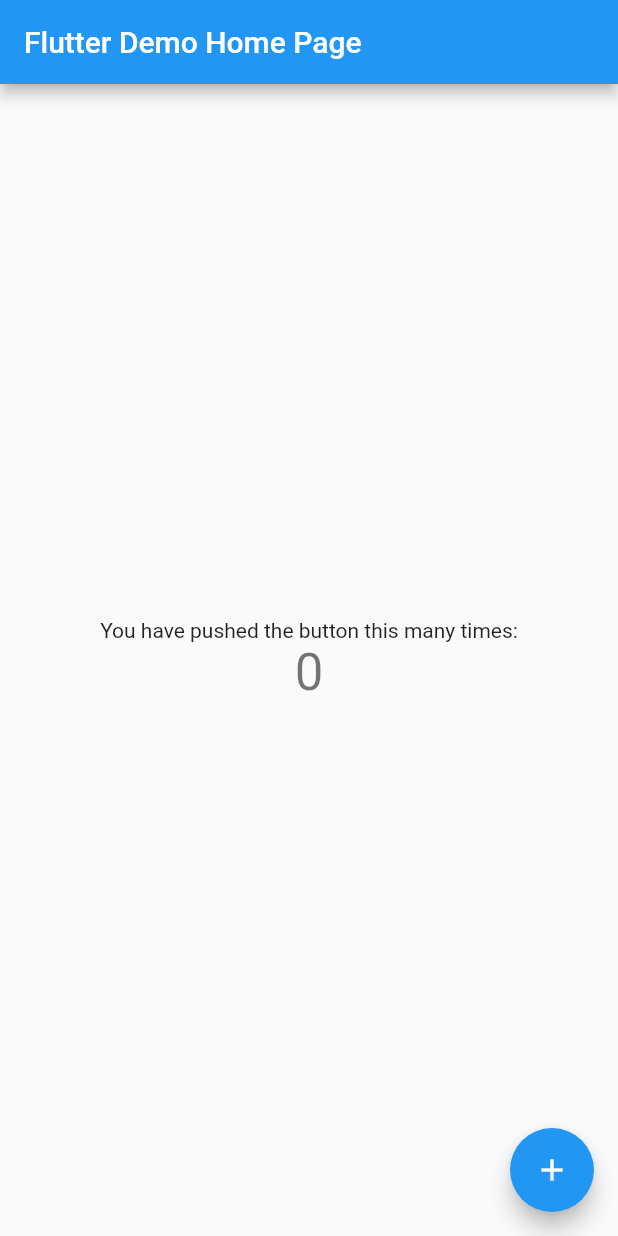
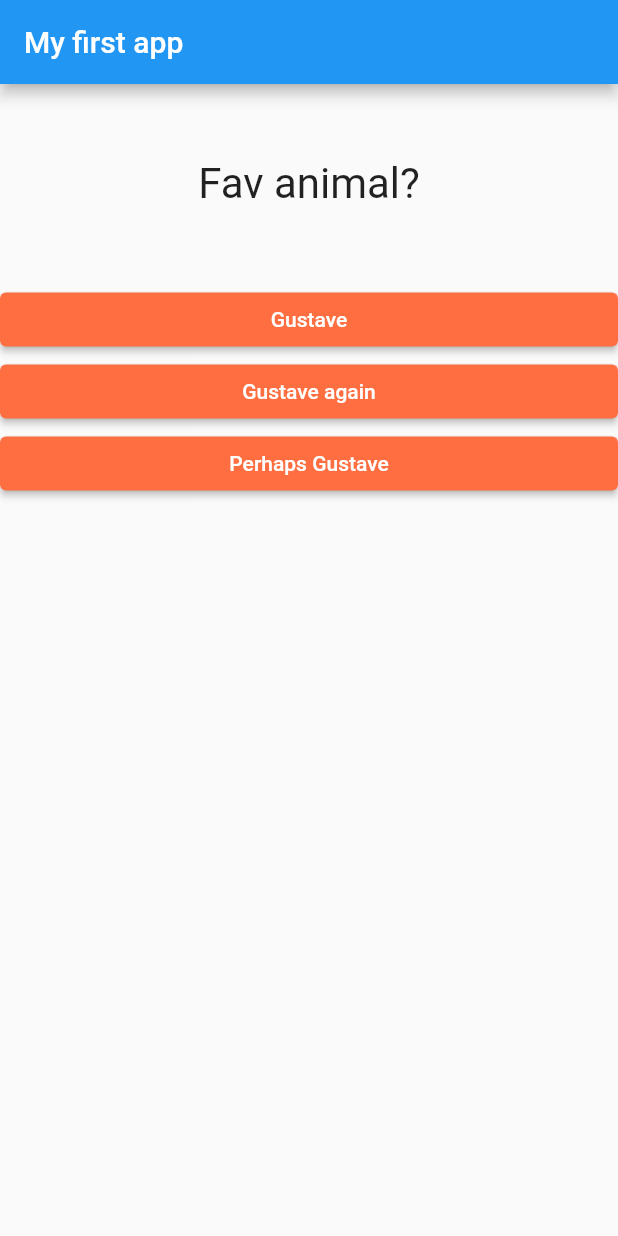
Before and after one commit to whisust/udemy-flutter, a Flutter app: the screen it shows after launch, on a phone screen of 412 x 824 dp. Run offline on Flutter 3.47's test engine with Material 2 defaults, Android fonts, the phone set to English and light mode, and no system bars.

Commit message:
implement the quizz app up to the end

```diff
--- /dev/null
+++ b/first_app/lib/answer.dart
@@ -0,0 +1,23 @@
+import 'package:flutter/material.dart';
+
+class Answer extends StatelessWidget {
+  final String label;
+  final Function selectHandler;
+
+  Answer(this.label, this.selectHandler);
+
+  @override
+  Widget build(BuildContext context) {
+    return Container(
+        width: double.infinity,
+        child: ElevatedButton(
+          style: ElevatedButton.styleFrom(primary: Colors.deepOrangeAccent),
+          child: Text(label),
+          onPressed: () {
+            selectHandler();
+          },
+        ));
+    // TODO: implement build
+    throw UnimplementedError();
+  }
+}
--- a/first_app/lib/main.dart
+++ b/first_app/lib/main.dart
@@ -1,115 +1,67 @@
 import 'package:flutter/material.dart';
+
+import 'quiz.dart';
+import 'result.dart';
 
 void main() {
   runApp(const MyApp());
 }
 
-class MyApp extends StatelessWidget {
+class MyApp extends StatefulWidget {
   const MyApp({Key? key}) : super(key: key);
 
-  // This widget is the root of your application.
   @override
-  Widget build(BuildContext context) {
-    return MaterialApp(
-      title: 'Flutter Demo',
-      theme: ThemeData(
-        // This is the theme of your application.
-        //
-        // Try running your application with "flutter run". You'll see the
-        // application has a blue toolbar. Then, without quitting the app, try
-        // changing the primarySwatch below to Colors.green and then invoke
-        // "hot reload" (press "r" in the console where you ran "flutter run",
-        // or simply save your changes to "hot reload" in a Flutter IDE).
-        // Notice that the counter didn't reset back to zero; the application
-        // is not restarted.
-        primarySwatch: Colors.blue,
-      ),
-      home: const MyHomePage(title: 'Flutter Demo Home Page'),
-    );
+  State<StatefulWidget> createState() {
+    return MyAppState();
   }
 }
 
-class MyHomePage extends StatefulWidget {
-  const MyHomePage({Key? key, required this.title}) : super(key: key);
+class MyAppState extends State<MyApp> {
+  var _questionIndex = 0;
+  var _totalScore = 0;
+  final _questions = const [
+    {
+      'question': 'Fav animal?',
+      'answers': [
+        {'text': 'Gustave', 'score': 5},
+        {'text': 'Gustave again', 'score': 10},
+        {'text': 'Perhaps Gustave', 'score': 2}
+      ],
+    },
+    {
+      'question': 'Fav color?',
+      'answers': [
+        {'text': 'Blue', 'score': 10},
+        {'text': 'Red', 'score': 15},
+        {'text': 'Green', 'score': 8},
+      ],
+    }
+  ];
 
-  // This widget is the home page of your application. It is stateful, meaning
-  // that it has a State object (defined below) that contains fields that affect
-  // how it looks.
+  void answerQuestion(int score) {
+    _totalScore += score;
+    setState(() {
+      _questionIndex = _questionIndex + 1;
+    });
+  }
 
-  // This class is the configuration for the state. It holds the values (in this
-  // case the title) provided by the parent (in this case the App widget) and
-  // used by the build method of the State. Fields in a Widget subclass are
-  // always marked "final".
-
-  final String title;
-
-  @override
-  State<MyHomePage> createState() => _MyHomePageState();
-}
-
-class _MyHomePageState extends State<MyHomePage> {
-  int _counter = 0;
-
-  void _incrementCounter() {
+  void _resetQuiz() {
     setState(() {
-      // This call to setState tells the Flutter framework that something has
-      // changed in this State, which causes it to rerun the build method below
-      // so that the display can reflect the updated values. If we changed
-      // _counter without calling setState(), then the build method would not be
-      // called again, and so nothing would appear to happen.
-      _counter++;
+      _totalScore = 0;
+      _questionIndex = 0;
     });
   }
 
   @override
   Widget build(BuildContext context) {
-    // This method is rerun every time setState is called, for instance as done
-    // by the _incrementCounter method above.
-    //
-    // The Flutter framework has been optimized to make rerunning build methods
-    // fast, so that you can just rebuild anything that needs updating rather
-    // than having to individually change instances of widgets.
-    return Scaffold(
-      appBar: AppBar(
-        // Here we take the value from the MyHomePage object that was created by
-        // the App.build method, and use it to set our appbar title.
-        title: Text(widget.title),
-      ),
-      body: Center(
-        // Center is a layout widget. It takes a single child and positions it
-        // in the middle of the parent.
-        child: Column(
-          // Column is also a layout widget. It takes a list of children and
-          // arranges them vertically. By default, it sizes itself to fit its
-          // children horizontally, and tries to be as tall as its parent.
-          //
-          // Invoke "debug painting" (press "p" in the console, choose the
-          // "Toggle Debug Paint" action from the Flutter Inspector in Android
-          // Studio, or the "Toggle Debug Paint" command in Visual Studio Code)
-          // to see the wireframe for each widget.
-          //
-          // Column has various properties to control how it sizes itself and
-          // how it positions its children. Here we use mainAxisAlignment to
-          // center the children vertically; the main axis here is the vertical
-          // axis because Columns are vertical (the cross axis would be
-          // horizontal).
-          mainAxisAlignment: MainAxisAlignment.center,
-          children: <Widget>[
-            const Text(
-              'You have pushed the button this many times:',
-            ),
-            Text(
-              '$_counter',
-              style: Theme.of(context).textTheme.headline4,
-            ),
-          ],
-        ),
-      ),
-      floatingActionButton: FloatingActionButton(
-        onPressed: _incrementCounter,
-        tooltip: 'Increment',
-        child: const Icon(Icons.add),
-      ), // This trailing comma makes auto-formatting nicer for build methods.
-    );
+    final body = _questionIndex < _questions.length
+        ? Quiz(
+            questions: _questions,
+            questionIndex: _questionIndex,
+            answerQuestion: answerQuestion)
+        : Result(totalScore: _totalScore, reset: _resetQuiz);
+    return MaterialApp(
+        home:
+            Scaffold(appBar: AppBar(title: Text('My first app')), body: body));
   }
 }
--- /dev/null
+++ b/first_app/lib/quiz.dart
@@ -0,0 +1,31 @@
+import 'question.dart';
+import 'answer.dart';
+import 'package:flutter/material.dart';
+
+class Quiz extends StatelessWidget {
+  final List<Map<String, Object>> questions;
+  final int questionIndex;
+  final Function answerQuestion;
+
+  const Quiz({
+    super.key,
+    required this.questions,
+    required this.questionIndex,
+    required this.answerQuestion,
+  });
+
+  @override
+  Widget build(BuildContext context) {
+    return Column(children: question(questions.elementAt(questionIndex)));
+  }
+
+  List<Widget> question(Map<String, Object> question) {
+    return [
+      Question(question['question'] as String),
+      ...(question['answers'] as List<Map<String, Object>>).map((answer) {
+        return Answer(answer['text'] as String,
+            () => answerQuestion(answer['score'] as int));
+      })
+    ];
+  }
+}
```
Also changed, not shown: first_app/lib/main2.dart (deleted, +0 -46 lines), first_app/lib/result.dart (added, +34 -0 lines).
